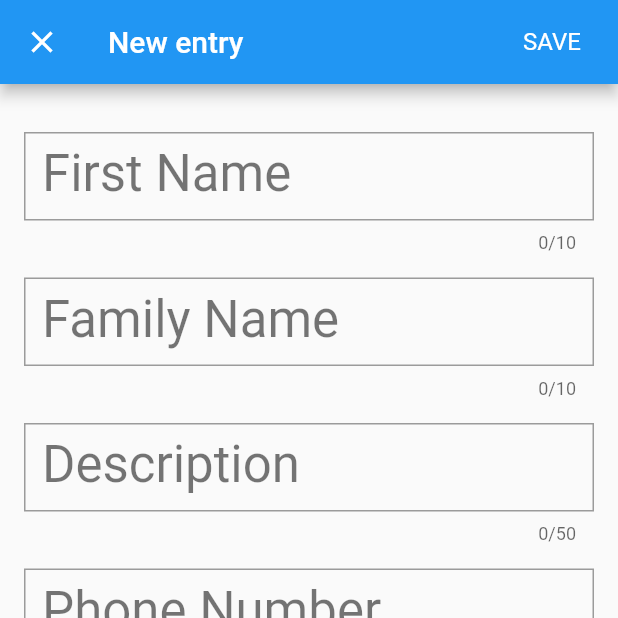
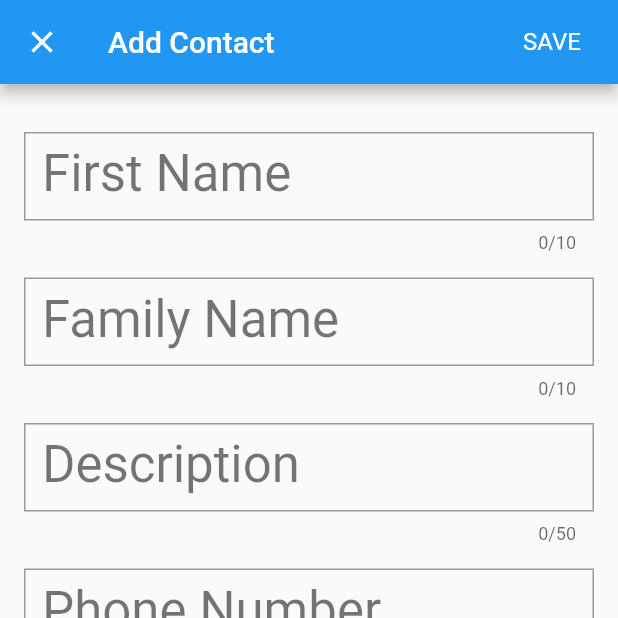
Before and after one commit to zeyadkhaled/TemporaryContacts, a Flutter app: the screen it shows after launch, after a tap on the "add" icon, on a phone screen of 412 x 824 dp, the top half of it. Run offline on Flutter 3.47's test engine with Material 2 defaults, Android fonts, the phone set to English and light mode, and no system bars; our stand-ins replace contacts_service, fluttertoast, shared_preferences; missing offline and left inert: simple_permissions.

Commit message:
Add Contact Input Validation

```diff
--- a/lib/addcontact_dialog.dart
+++ b/lib/addcontact_dialog.dart
@@ -1,9 +1,9 @@
 import 'package:flutter/material.dart';
 import 'package:contacts_service/contacts_service.dart';
+import 'package:fluttertoast/fluttertoast.dart';
 
 //TO DO
 // Change UI
-// Add Input Validation
 
 class AddContactDialog extends StatefulWidget {
   @override
@@ -19,8 +19,6 @@ class AddContactDialogState extends State<AddContactDialog> {
     contact.phones = phones;
   }
 
-
-
   Widget _createDialogBody() {
     return Padding(
         padding: const EdgeInsets.only(top: 16.0),
@@ -32,7 +30,6 @@ class AddContactDialogState extends State<AddContactDialog> {
               Padding(
                 padding: const EdgeInsets.only(top: 12.0),
                 child: new ListTile(
-                  //leading: new Icon(Icons.info, color: Colors.grey[500]),
                   title: new TextField(
                     maxLength: 10,
                     decoration: new InputDecoration(
@@ -50,7 +47,6 @@ class AddContactDialogState extends State<AddContactDialog> {
               Padding(
                 padding: const EdgeInsets.only(top: 8.0),
                 child: new ListTile(
-                  //leading: new Icon(Icons.info, color: Colors.grey[500]),
                   title: new TextField(
                     maxLength: 10,
                     decoration: new InputDecoration(
@@ -69,12 +65,10 @@ class AddContactDialogState extends State<AddContactDialog> {
               Padding(
                 padding: const EdgeInsets.only(top: 8.0),
                 child: new ListTile(
-                  //leading: new Icon(Icons.info, color: Colors.grey[500]),
                   title: new TextField(
                     maxLength: 50,
                     decoration: new InputDecoration(
                       labelStyle: Theme.of(context).textTheme.display1,
-                      //errorText: _showValidationError ? 'Invalid number entered' : null,
                       labelText: 'Description',
                       border: OutlineInputBorder(
                         borderRadius: BorderRadius.circular(0.0),
@@ -109,15 +103,27 @@ class AddContactDialogState extends State<AddContactDialog> {
   @override
   Widget build(BuildContext context) {
     return new Scaffold(
+
       appBar: new AppBar(
-        title: const Text('New entry'),
+        title: const Text('Add Contact'),
         actions: [
           new FlatButton(
               onPressed: () {
-                Navigator.of(context).pop(
-                    contact.givenName == "" || contact.familyName == ""
-                        ? null
-                        : contact);
+                if (contact.givenName == null ||
+                    contact.familyName == null ||
+                    contact.jobTitle == null ||
+                    contact.phones == null) {
+                  Fluttertoast.showToast(
+                      msg: "Please fill all forms!",
+                      toastLength: Toast.LENGTH_LONG,
+                      gravity: ToastGravity.BOTTOM,
+                      timeInSecForIos: 1,
+                      bgcolor: "#e74c3c",
+                      textcolor: '#ffffff'
+                  );
+                } else {
+                  Navigator.of(context).pop(contact);
+                }
               },
               child: new Text('SAVE',
                   style: Theme
--- a/lib/contacts_listview.dart
+++ b/lib/contacts_listview.dart
@@ -10,9 +10,8 @@ import 'dart:core';
 import 'package:fluttertoast/fluttertoast.dart';
 
 //TO DO
-// Change Tile UI
+//Change Tile UI
 //Change overall UI
-//Add view contact
 
 class ContactsListView extends StatefulWidget {
   _ContactsListViewState createState() => new _ContactsListViewState();
@@ -195,16 +194,26 @@ class _ContactsListViewState extends State<ContactsListView> {
             fullscreenDialog: true));
     if (returnedContact != null) {
       _addContacts(returnedContact);
+
+      //Scroll to top of list after item has been added
+      SchedulerBinding.instance.addPostFrameCallback(
+            (_) {
+          _scrollController.animateTo(
+            _scrollController.position.maxScrollExtent,
+            duration: const Duration(milliseconds: 300),
+            curve: Curves.easeOut,
+          );
+        },
+      );
+
     }
   }
 
   Future<Null> _handleRefresh() async {
     await new Future.delayed(new Duration(seconds: 1));
-
     setState(() {
       _getContacts();
     });
-
     return null;
   }
 
@@ -292,8 +301,8 @@ class _ContactsListViewState extends State<ContactsListView> {
     }
 
     return ListView.builder(
-      physics:
-          AlwaysScrollableScrollPhysics(), //Fix this not working due to reversed ListView
+     // physics:
+      //    AlwaysScrollableScrollPhysics(), //Fix this not working due to reversed ListView
       controller: _scrollController,
       reverse: true,
       shrinkWrap: true,
@@ -378,20 +387,11 @@ class _ContactsListViewState extends State<ContactsListView> {
   //Action button to show up add contact form
   Widget actionButton() {
     return FloatingActionButton(
+      tooltip: "Add contacts",
       backgroundColor: Colors.blue,
       child: Icon(Icons.add),
       onPressed: () {
         _showAddContactDialog();
-        //Scroll to top of list after item has been added
-        SchedulerBinding.instance.addPostFrameCallback(
-          (_) {
-            _scrollController.animateTo(
-              _scrollController.position.maxScrollExtent,
-              duration: const Duration(milliseconds: 300),
-              curve: Curves.easeOut,
-            );
-          },
-        );
       },
       elevation: 2.0,
     );
```
